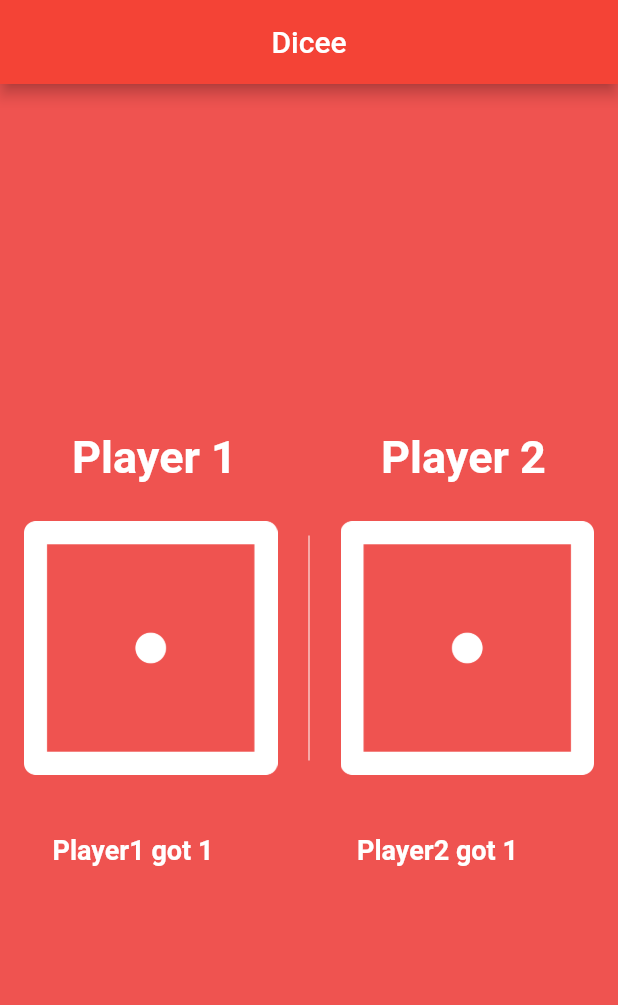
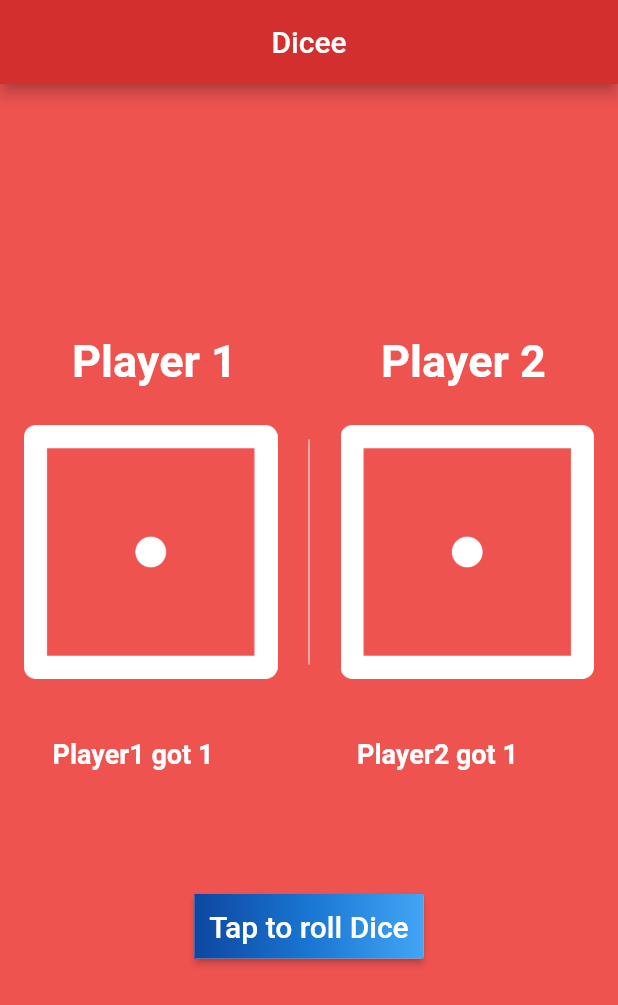
Before and after one commit to architjain-12/Flutter-Dicee, a Flutter app: the screen it shows after launch, on a phone screen of 412 x 824 dp. Shown: the top 1005 px of the screen. Run offline on Flutter 3.47's test engine with Material 2 defaults, Android fonts, the phone set to English and light mode, and no system bars.

Commit message:
Gradient button

```diff
--- a/lib/main.dart
+++ b/lib/main.dart
@@ -1,6 +1,7 @@
 import 'package:flutter/material.dart';
 import 'dart:math';
-
+import 'package:flutter/services.dart';
+import 'dart:io';
 void main() {
   return runApp(
     MaterialApp(
@@ -10,14 +11,13 @@ void main() {
           title: Center(
             child: Text('Dicee'),
           ),
-          backgroundColor: Colors.red,
+          backgroundColor: Colors.red[700],
         ),
         body: DicePage(),
       ),
     ),
   );
 }
-
 class DicePage extends StatefulWidget {
   @override
   _DicePageState createState() => _DicePageState();
@@ -26,6 +26,12 @@ class DicePage extends StatefulWidget {
 class _DicePageState extends State<DicePage> {
   int ldice = 1;
   int rdice = 1;
+  void rollboth(){
+    setState(() {
+      ldice = Random().nextInt(6) + 1;
+      rdice = Random().nextInt(6) + 1;
+    });
+    }
   @override
   Widget build(BuildContext context) {
     return SafeArea(
@@ -71,6 +77,7 @@ class _DicePageState extends State<DicePage> {
                   child: FlatButton(
                     onPressed: () {
                       setState(() {
+                        HapticFeedback.vibrate();
                         ldice = Random().nextInt(6) + 1;
                       });
                     },
@@ -88,6 +95,7 @@ class _DicePageState extends State<DicePage> {
                   child: FlatButton(
                     onPressed: () {
                       setState(() {
+                        HapticFeedback.vibrate();
                         rdice = Random().nextInt(6) + 1;
                       });
                     },
@@ -127,6 +135,34 @@ class _DicePageState extends State<DicePage> {
                 ],
               ),
             ),
+            Padding(
+              padding: const EdgeInsets.all(40.0),
+              child: RaisedButton(
+                  onPressed: (){
+                    HapticFeedback.vibrate();
+                    rollboth();
+                  },
+
+                textColor: Colors.white,
+                padding: const EdgeInsets.all(0.0),
+                child: Container(
+                  decoration: const BoxDecoration(
+                    gradient: LinearGradient(
+                      colors: <Color>[
+                        Color(0xFF0D47A1),
+                        Color(0xFF1976D2),
+                        Color(0xFF42A5F5),
+                      ],
+                    ),
+                  ),
+                  padding: const EdgeInsets.all(10.0),
+                  child: const Text(
+                      'Tap to roll Dice',
+                      style: TextStyle(fontSize: 20)
+                  ),
+                ),
+              ),
+            ),
           ],
         ),
       ),
```
Also changed, not shown: 1 other file.
